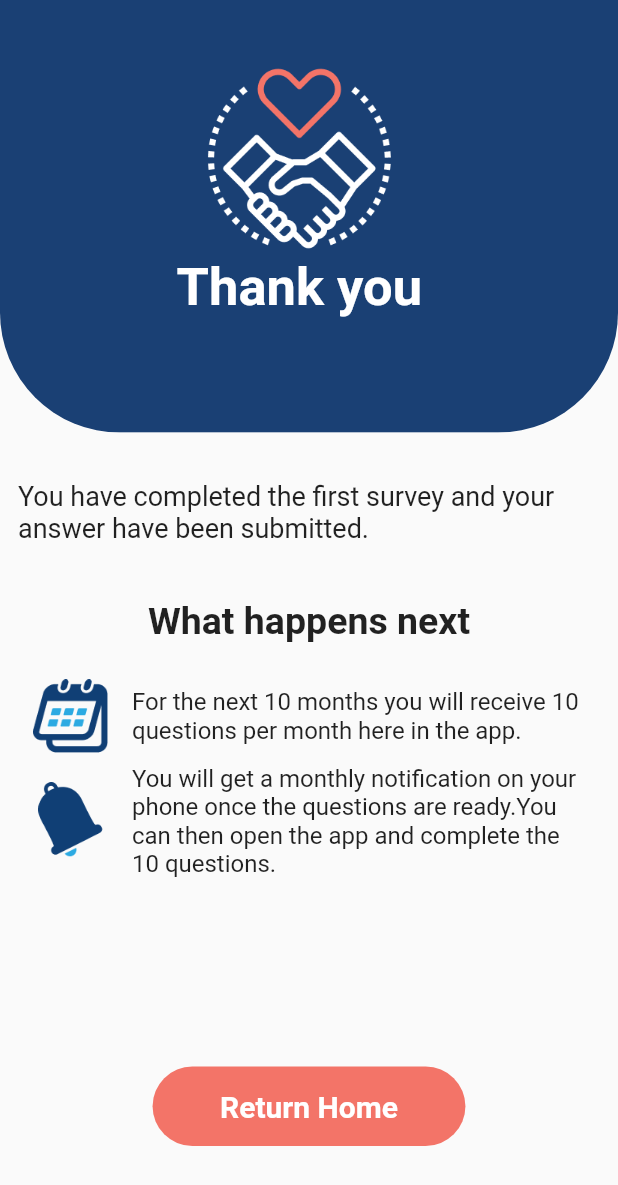
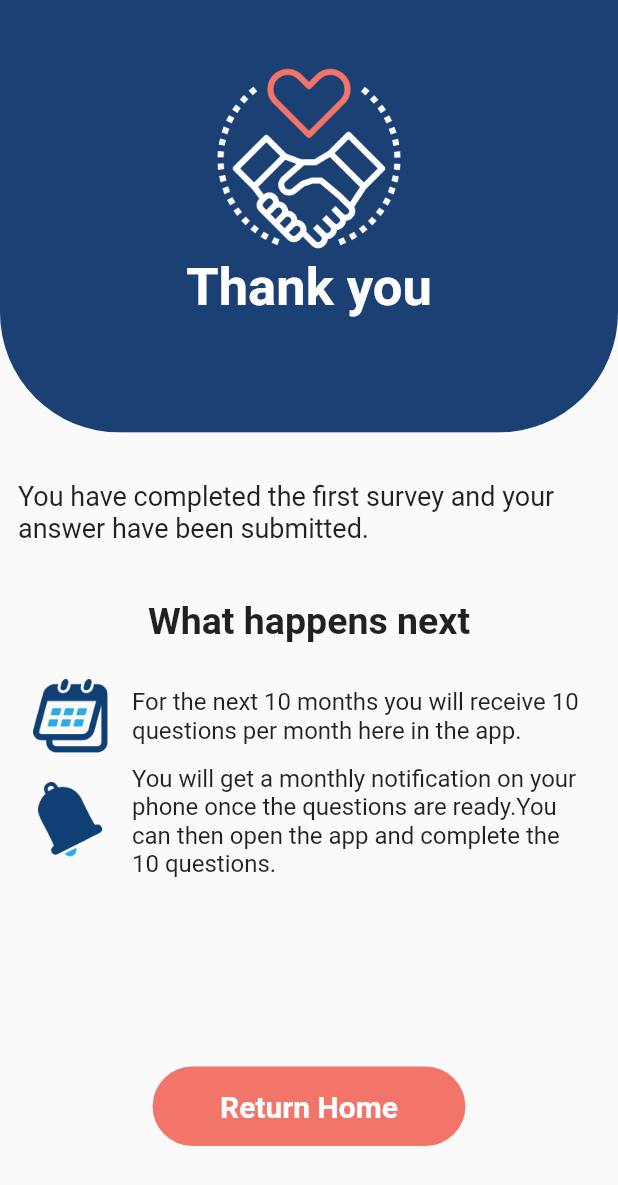
Before and after one commit to slavefreetrade/libertas_people, a Flutter app: the SurveyThankyouPage screen opened by its route, on a phone screen of 412 x 824 dp. Shown: the top 1185 px of the screen. Run offline on Flutter 3.47's test engine with Material 2 defaults, Android fonts, the phone set to English and light mode, and no system bars; our stand-ins replace percent_indicator, step_progress_indicator.

Commit message:
fixed UI

```diff
--- a/lib/pages/survey_thankyou_page.dart
+++ b/lib/pages/survey_thankyou_page.dart
@@ -28,7 +28,8 @@ class SurveyThankyouPage extends StatelessWidget {
               ),
               Positioned(
                 top: height * 0.05,
-                left: width / 3.5,
+                left: 0,
+                right: 0,
                 child: Column(
                   children: [
                     const Image(
--- a/lib/pages/thankyou_page.dart
+++ b/lib/pages/thankyou_page.dart
@@ -37,7 +37,8 @@ class _ThankyouPageState extends State<ThankyouPage> {
               ),
               Positioned(
                 top: height * 0.05,
-                left: width / 3.7,
+                left: 0,
+                right: 0,
                 child: Column(
                   children: [
                     CircularPercentIndicator(
```
